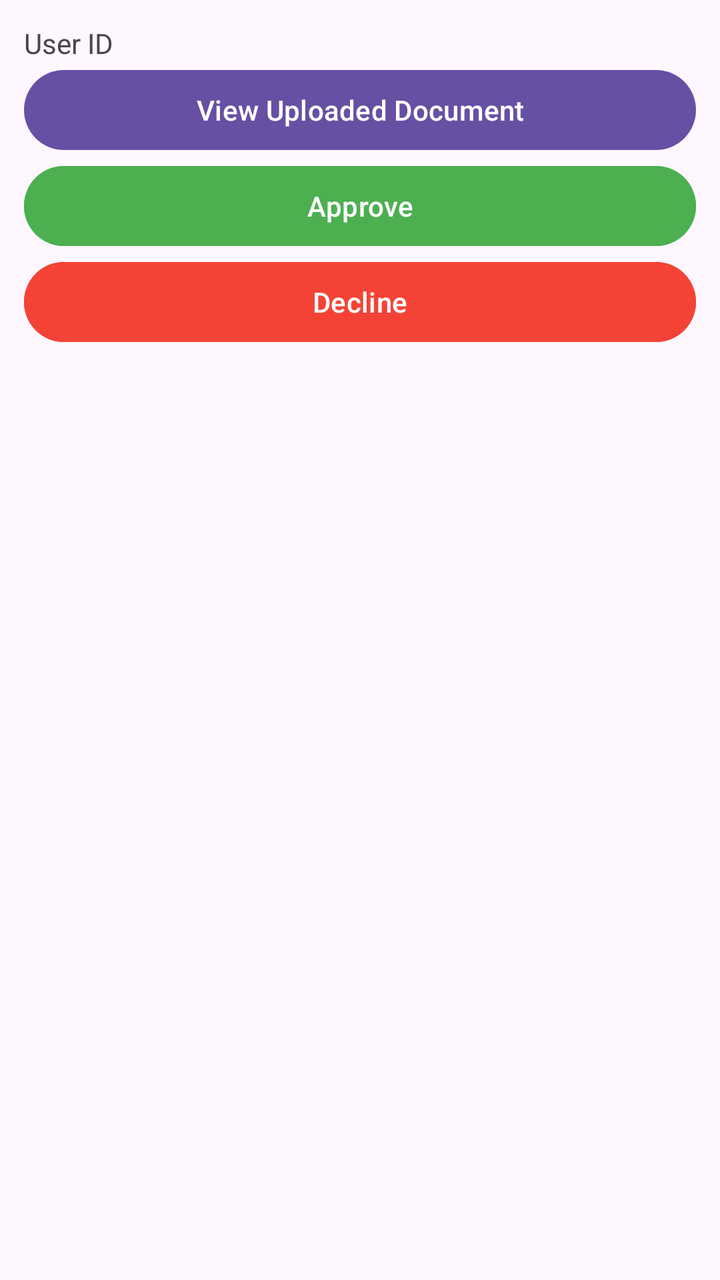
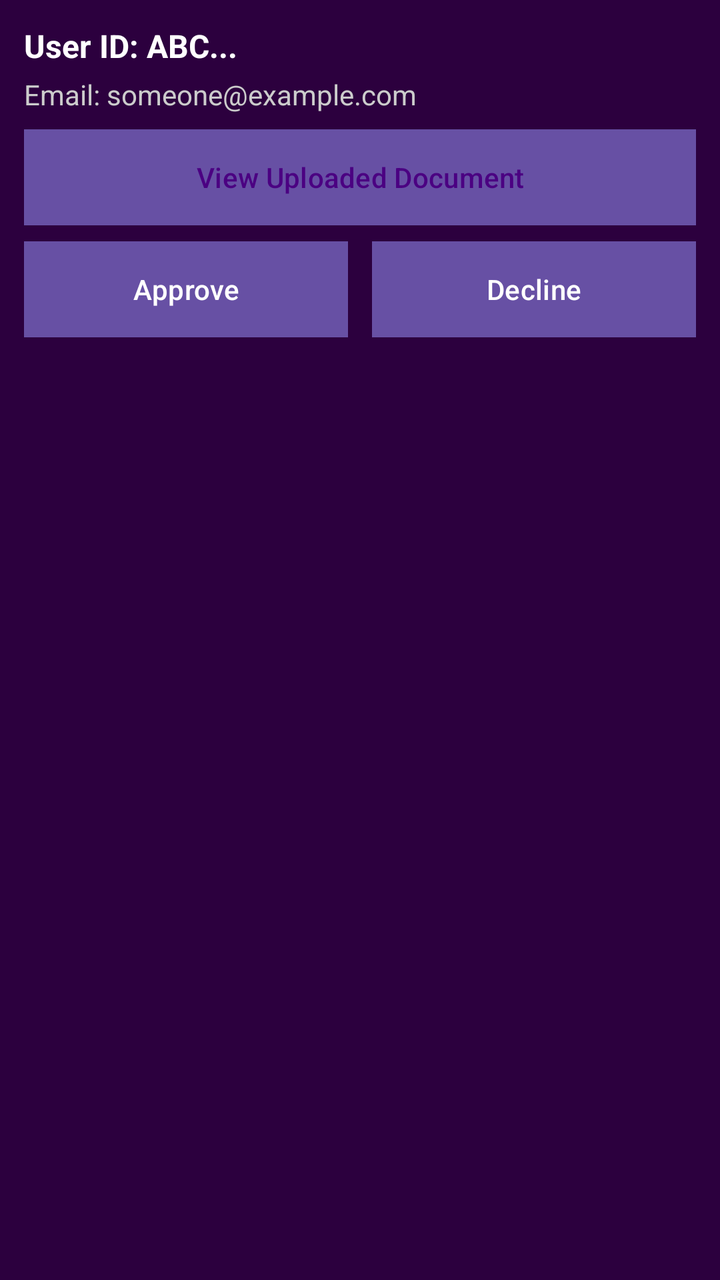

Two renders of the same Android screen: before a commit and after it. Below are the layout's source before the change and the commit's diff.
<!-- AndroidManifest.xml: application theme Theme.FurnitureStore -->
<!-- res/layout/item_supplier_request.xml -->
<LinearLayout xmlns:android="http://schemas.android.com/apk/res/android"
    android:layout_width="match_parent"
    android:layout_height="wrap_content"
    android:orientation="vertical"
    android:padding="12dp">

    <TextView
        android:id="@+id/userIdText"
        android:layout_width="wrap_content"
        android:layout_height="wrap_content"
        android:text="User ID" />

    <Button
        android:id="@+id/viewImageBtn"
        android:layout_width="match_parent"
        android:layout_height="wrap_content"
        android:text="View Uploaded Document" />

    <Button
        android:id="@+id/approveBtn"
        android:layout_width="match_parent"
        android:layout_height="wrap_content"
        android:text="Approve"
        android:backgroundTint="#4CAF50"
        android:textColor="#FFFFFF" />

    <Button
        android:id="@+id/declineBtn"
        android:layout_width="match_parent"
        android:layout_height="wrap_content"
        android:text="Decline"
        android:backgroundTint="#F44336"
        android:textColor="#FFFFFF" />

</LinearLayout>
<!-- resources referenced by this layout -->
<resources>
  <style name="Theme.FurnitureStore" parent="Base.Theme.FurnitureStore" />
  <style name="Base.Theme.FurnitureStore" parent="Theme.Material3.DayNight.NoActionBar">
          
          
      </style>
</resources>

<!-- the commit's change to res/layout/item_supplier_request.xml (unified diff, before → after) -->
@@ -1,35 +1,66 @@
+<?xml version="1.0" encoding="utf-8"?>
 <LinearLayout xmlns:android="http://schemas.android.com/apk/res/android"
     android:layout_width="match_parent"
     android:layout_height="wrap_content"
     android:orientation="vertical"
-    android:padding="12dp">
+    android:background="#2C003E"
+    android:padding="12dp"
+    android:layout_marginBottom="10dp"
+    android:elevation="2dp"
+    android:clipToPadding="false">
 
     <TextView
         android:id="@+id/userIdText"
         android:layout_width="wrap_content"
         android:layout_height="wrap_content"
-        android:text="User ID" />
+        android:text="User ID: ABC..."
+        android:textColor="#FFFFFF"
+        android:textSize="16sp"
+        android:textStyle="bold"
+        android:paddingBottom="4dp" />
+
+    <TextView
+        android:id="@+id/userEmailText"
+        android:layout_width="wrap_content"
+        android:layout_height="wrap_content"
+        android:text="Email: someone@example.com"
+        android:textColor="#CCCCCC"
+        android:textSize="14sp"
+        android:paddingBottom="8dp" />
 
     <Button
         android:id="@+id/viewImageBtn"
         android:layout_width="match_parent"
         android:layout_height="wrap_content"
-        android:text="View Uploaded Document" />
+        android:text="View Uploaded Document"
+        android:textColor="#4B0082"
+        android:background="#DDDDDD"
+        android:layout_marginBottom="8dp" />
 
-    <Button
-        android:id="@+id/approveBtn"
+    <LinearLayout
         android:layout_width="match_parent"
         android:layout_height="wrap_content"
-        android:text="Approve"
-        android:backgroundTint="#4CAF50"
-        android:textColor="#FFFFFF" />
+        android:orientation="horizontal"
+        android:gravity="center">
 
-    <Button
-        android:id="@+id/declineBtn"
-        android:layout_width="match_parent"
-        android:layout_height="wrap_content"
-        android:text="Decline"
-        android:backgroundTint="#F44336"
-        android:textColor="#FFFFFF" />
+        <Button
+            android:id="@+id/approveBtn"
+            android:layout_width="0dp"
+            android:layout_height="wrap_content"
+            android:layout_weight="1"
+            android:text="Approve"
+            android:background="#00C853"
+            android:textColor="#FFFFFF"
+            android:layout_marginEnd="6dp" />
 
+        <Button
+            android:id="@+id/declineBtn"
+            android:layout_width="0dp"
+            android:layout_height="wrap_content"
+            android:layout_weight="1"
+            android:text="Decline"
+            android:background="#D50000"
+            android:textColor="#FFFFFF"
+            android:layout_marginStart="6dp" />
+    </LinearLayout>
 </LinearLayout>
